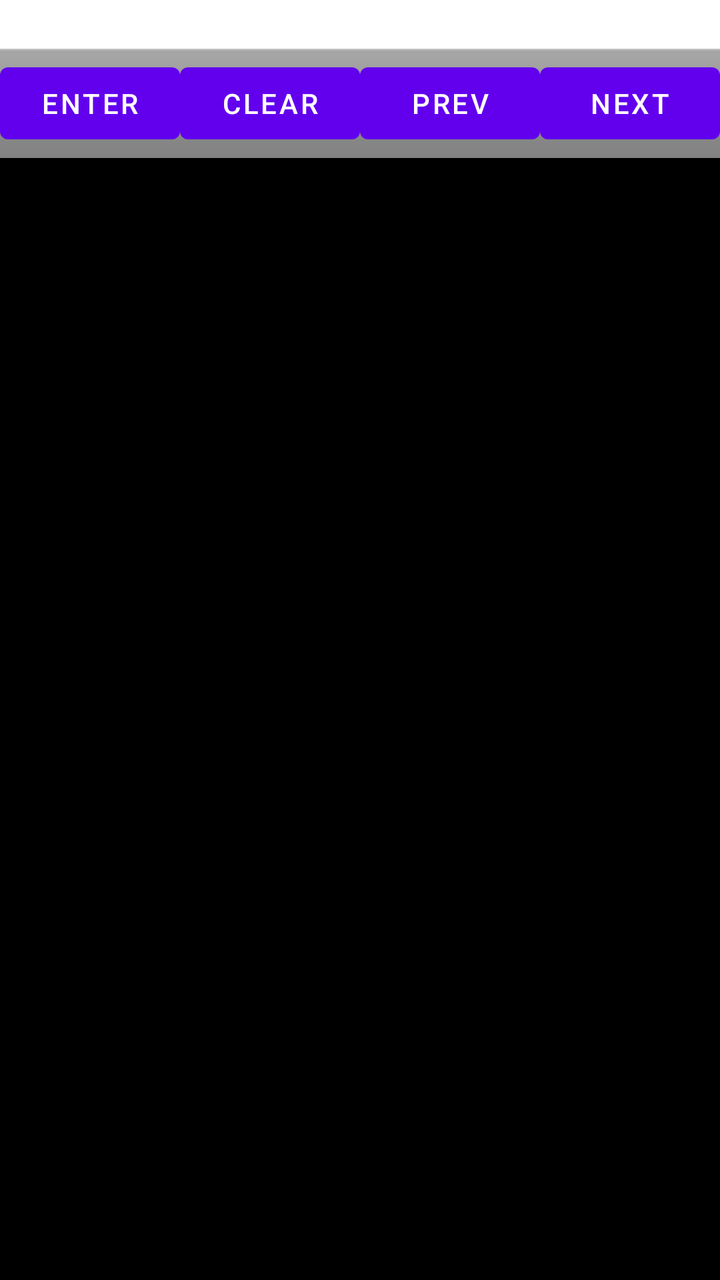
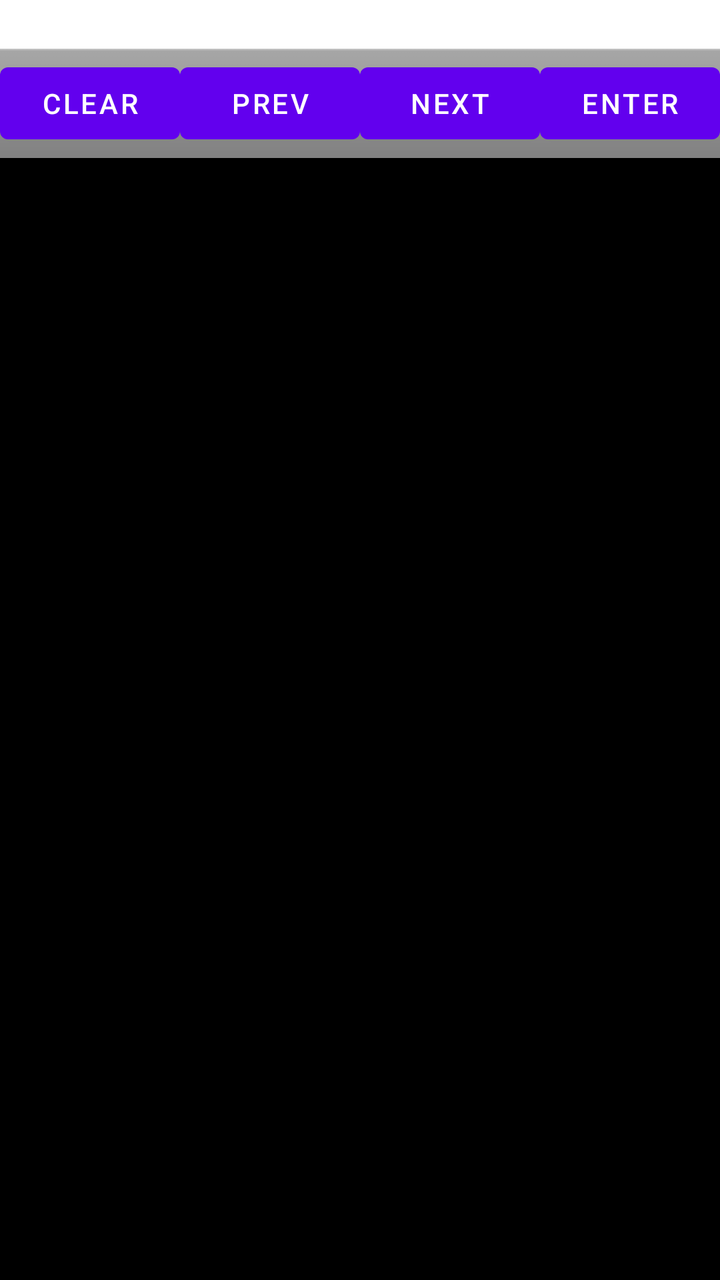

Screens rendered from an Android XML layout before and after an edit, with the pre-edit source and the edit as a unified diff.
<!-- AndroidManifest.xml: fallback theme Theme.MaterialComponents.DayNight.NoActionBar -->
<!-- res/layout/main.xml -->
<?xml version="1.0" encoding="utf-8"?>
<LinearLayout
   xmlns:android="http://schemas.android.com/apk/res/android"
   android:id="@+id/paridroidInput"
   android:orientation="vertical"
   android:layout_width="match_parent"
   android:layout_height="match_parent" >
   <MultiAutoCompleteTextView
      android:id="@+id/inputText"
      android:layout_width="match_parent"
      android:layout_height="wrap_content"
      android:paddingLeft="5dp"
      android:textColor="#000"
      android:background="#fff"
      android:scrollbars="vertical"
      android:imeOptions="flagNoExtractUi">
   </MultiAutoCompleteTextView>
   <LinearLayout
      android:layout_width="match_parent"
      android:layout_height="wrap_content"
      android:background="@android:drawable/bottom_bar"
      android:gravity="center_vertical">
      <Button
         android:id="@+id/enterButton"
         android:layout_width="match_parent"
         android:layout_height="wrap_content"
         android:layout_weight="1.0"
         android:text="Enter"
      />
      <Button
         android:id="@+id/clearButton"
         android:layout_width="match_parent"
         android:layout_height="wrap_content"
         android:layout_weight="1.0"
         android:text="Clear"
      />
      <Button
         android:id="@+id/prevButton"
         android:layout_width="match_parent"
         android:layout_height="wrap_content"
         android:layout_weight="1.0"
         android:text="Prev"
      />
      <Button
         android:id="@+id/nextButton"
         android:layout_width="match_parent"
         android:layout_height="wrap_content"
         android:layout_weight="1.0"
         android:text="Next"
      />
   </LinearLayout>
   <ListView
      android:id="@+id/resultList"
      android:layout_width="match_parent"
      android:layout_height="match_parent"
      android:textColor="#fff"
      android:background="#000"
   />
</LinearLayout>
<!-- resources referenced by this layout -->
<resources>

</resources>

<!-- the commit's change to res/layout/main.xml (unified diff, before → after) -->
@@ -21,13 +21,6 @@
       android:background="@android:drawable/bottom_bar"
       android:gravity="center_vertical">
       <Button
-         android:id="@+id/enterButton"
-         android:layout_width="match_parent"
-         android:layout_height="wrap_content"
-         android:layout_weight="1.0"
-         android:text="Enter"
-      />
-      <Button
          android:id="@+id/clearButton"
          android:layout_width="match_parent"
          android:layout_height="wrap_content"
@@ -48,6 +41,13 @@
          android:layout_weight="1.0"
          android:text="Next"
       />
+      <Button
+        android:id="@+id/enterButton"
+        android:layout_width="match_parent"
+        android:layout_height="wrap_content"
+        android:layout_weight="1.0"
+        android:text="Enter"
+        />
    </LinearLayout>
    <ListView
       android:id="@+id/resultList"
